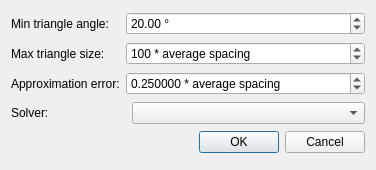
This is Polyhedron/demo/Polyhedron/Polyhedron_demo_poisson_plugin.ui in CGAL/cgal as Qt 5 draws it before an edit. The edited form follows.
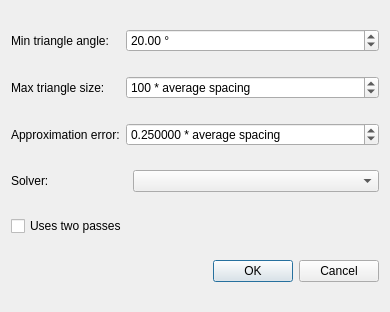
This is the edited form.

The edit to the form file:
```diff
--- a/Polyhedron/demo/Polyhedron/Polyhedron_demo_poisson_plugin.ui
+++ b/Polyhedron/demo/Polyhedron/Polyhedron_demo_poisson_plugin.ui
@@ -6,8 +6,8 @@
    <rect>
     <x>0</x>
     <y>0</y>
-    <width>376</width>
-    <height>170</height>
+    <width>390</width>
+    <height>312</height>
    </rect>
   </property>
   <property name="windowTitle">
@@ -109,13 +109,20 @@
      </property>
     </widget>
    </item>
-   <item row="4" column="2">
+   <item row="5" column="2">
     <widget class="QDialogButtonBox" name="buttonBox">
      <property name="standardButtons">
       <set>QDialogButtonBox::Cancel|QDialogButtonBox::Ok</set>
      </property>
     </widget>
    </item>
+   <item row="4" column="0" colspan="2">
+    <widget class="QCheckBox" name="m_inputTwoPasses">
+     <property name="text">
+      <string>Uses two passes</string>
+     </property>
+    </widget>
+   </item>
   </layout>
  </widget>
  <resources/>
```
